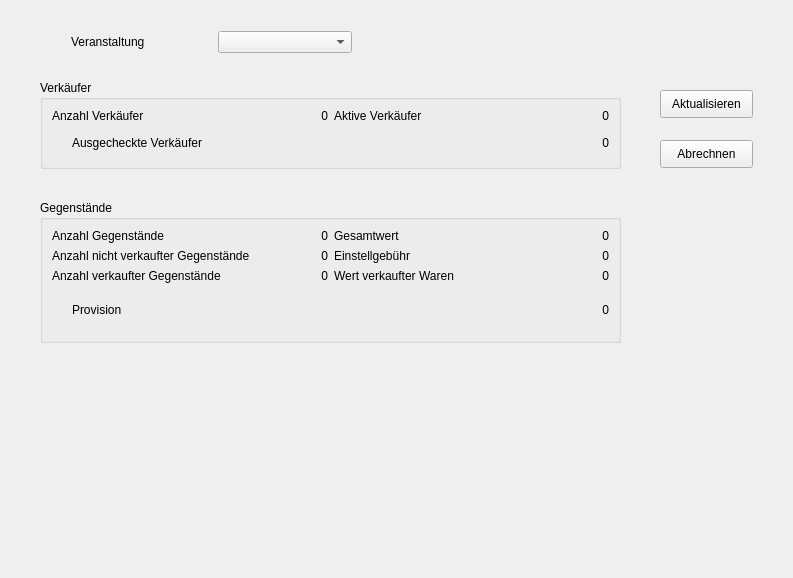
Before: the Qt Designer form iBasar/eventstatuswidget.ui in hoihrig/iBasar, drawn with Qt 5.
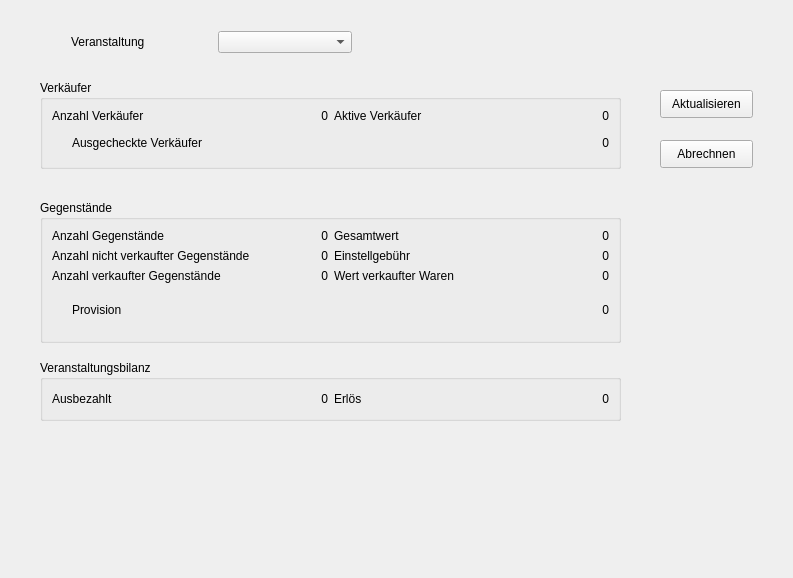
After: the same form once the commit is applied.

What changed in the file:
```diff
--- a/iBasar/eventstatuswidget.ui
+++ b/iBasar/eventstatuswidget.ui
@@ -372,6 +372,67 @@
     <string>Aktualisieren</string>
    </property>
   </widget>
+  <widget class="QGroupBox" name="eventgroupBox">
+   <property name="geometry">
+    <rect>
+     <x>40</x>
+     <y>360</y>
+     <width>581</width>
+     <height>61</height>
+    </rect>
+   </property>
+   <property name="title">
+    <string>Veranstaltungsbilanz</string>
+   </property>
+   <layout class="QVBoxLayout" name="verticalLayout_5">
+    <item>
+     <layout class="QHBoxLayout" name="horizontalLayout_20">
+      <item>
+       <layout class="QHBoxLayout" name="horizontalLayout_19">
+        <item>
+         <widget class="QLabel" name="payoutlabel">
+          <property name="text">
+           <string>Ausbezahlt</string>
+          </property>
+         </widget>
+        </item>
+        <item>
+         <widget class="QLabel" name="payoutresultlabel">
+          <property name="text">
+           <string>0</string>
+          </property>
+          <property name="alignment">
+           <set>Qt::AlignRight|Qt::AlignTrailing|Qt::AlignVCenter</set>
+          </property>
+         </widget>
+        </item>
+       </layout>
+      </item>
+      <item>
+       <layout class="QHBoxLayout" name="horizontalLayout_18">
+        <item>
+         <widget class="QLabel" name="moneyearnedlabel">
+          <property name="text">
+           <string>Erlös</string>
+          </property>
+         </widget>
+        </item>
+        <item>
+         <widget class="QLabel" name="moneyearnedresultlabel">
+          <property name="text">
+           <string>0</string>
+          </property>
+          <property name="alignment">
+           <set>Qt::AlignRight|Qt::AlignTrailing|Qt::AlignVCenter</set>
+          </property>
+         </widget>
+        </item>
+       </layout>
+      </item>
+     </layout>
+    </item>
+   </layout>
+  </widget>
  </widget>
  <resources/>
  <connections/>
```
